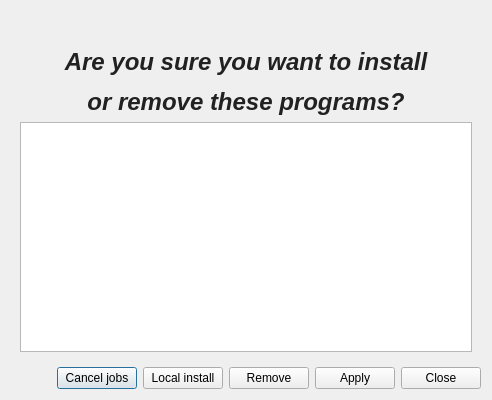
The window that src/gui/Apply.ui (kratos83/CondresControlCenter) describes before a commit, drawn with Qt 5.
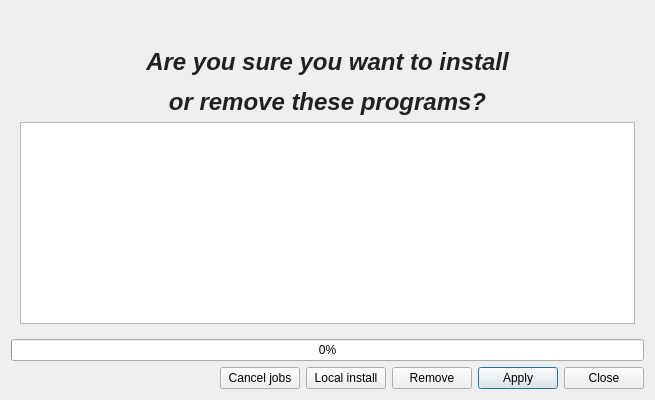
The same window after the commit. Icons and pictures are not drawn.

Commit message: CondresControlCenter 0.2.4 RC1

Diff of the .ui file:
```diff
--- a/src/gui/Apply.ui
+++ b/src/gui/Apply.ui
@@ -6,87 +6,15 @@
    <rect>
     <x>0</x>
     <y>0</y>
-    <width>492</width>
+    <width>655</width>
     <height>400</height>
    </rect>
   </property>
   <property name="windowTitle">
    <string>Dialog</string>
   </property>
-  <layout class="QGridLayout" name="gridLayout">
-   <item row="1" column="1">
-    <layout class="QHBoxLayout" name="horizontalLayout">
-     <item>
-      <spacer name="horizontalSpacer">
-       <property name="orientation">
-        <enum>Qt::Horizontal</enum>
-       </property>
-       <property name="sizeHint" stdset="0">
-        <size>
-         <width>40</width>
-         <height>20</height>
-        </size>
-       </property>
-      </spacer>
-     </item>
-     <item>
-      <widget class="QPushButton" name="pushButtonJobs">
-       <property name="text">
-        <string>Cancel jobs</string>
-       </property>
-       <property name="icon">
-        <iconset resource="../images.qrc">
-         <normaloff>:/images/remove.png</normaloff>:/images/remove.png</iconset>
-       </property>
-      </widget>
-     </item>
-     <item>
-      <widget class="QPushButton" name="local">
-       <property name="text">
-        <string>Local install</string>
-       </property>
-       <property name="icon">
-        <iconset resource="../images.qrc">
-         <normaloff>:/images/install.png</normaloff>:/images/install.png</iconset>
-       </property>
-      </widget>
-     </item>
-     <item>
-      <widget class="QPushButton" name="remove">
-       <property name="text">
-        <string>Remove</string>
-       </property>
-       <property name="icon">
-        <iconset resource="../images.qrc">
-         <normaloff>:/images/remove.png</normaloff>:/images/remove.png</iconset>
-       </property>
-      </widget>
-     </item>
-     <item>
-      <widget class="QPushButton" name="apply_install">
-       <property name="text">
-        <string>Apply</string>
-       </property>
-       <property name="icon">
-        <iconset resource="../images.qrc">
-         <normaloff>:/images/install.png</normaloff>:/images/install.png</iconset>
-       </property>
-      </widget>
-     </item>
-     <item>
-      <widget class="QPushButton" name="cancel">
-       <property name="text">
-        <string>Close</string>
-       </property>
-       <property name="icon">
-        <iconset resource="../images.qrc">
-         <normaloff>:/images/application-exit.png</normaloff>:/images/application-exit.png</iconset>
-       </property>
-      </widget>
-     </item>
-    </layout>
-   </item>
-   <item row="0" column="0" colspan="2">
+  <layout class="QGridLayout" name="gridLayout_4">
+   <item row="0" column="0">
     <widget class="QStackedWidget" name="stackedWidget">
      <property name="currentIndex">
       <number>0</number>
@@ -557,6 +485,94 @@
      </widget>
     </widget>
    </item>
+   <item row="1" column="0">
+    <layout class="QGridLayout" name="gridLayout">
+     <item row="1" column="5">
+      <widget class="QPushButton" name="apply_install">
+       <property name="text">
+        <string>Apply</string>
+       </property>
+       <property name="icon">
+        <iconset resource="../images.qrc">
+         <normaloff>:/images/install.png</normaloff>:/images/install.png</iconset>
+       </property>
+      </widget>
+     </item>
+     <item row="1" column="3">
+      <widget class="QPushButton" name="local">
+       <property name="text">
+        <string>Local install</string>
+       </property>
+       <property name="icon">
+        <iconset resource="../images.qrc">
+         <normaloff>:/images/install.png</normaloff>:/images/install.png</iconset>
+       </property>
+      </widget>
+     </item>
+     <item row="1" column="6">
+      <widget class="QPushButton" name="cancel">
+       <property name="text">
+        <string>Close</string>
+       </property>
+       <property name="icon">
+        <iconset resource="../images.qrc">
+         <normaloff>:/images/application-exit.png</normaloff>:/images/application-exit.png</iconset>
+       </property>
+      </widget>
+     </item>
+     <item row="1" column="1">
+      <spacer name="horizontalSpacer">
+       <property name="orientation">
+        <enum>Qt::Horizontal</enum>
+       </property>
+       <property name="sizeHint" stdset="0">
+        <size>
+         <width>40</width>
+         <height>20</height>
+        </size>
+       </property>
+      </spacer>
+     </item>
+     <item row="1" column="4">
+      <widget class="QPushButton" name="remove">
+       <property name="text">
+        <string>Remove</string>
+       </property>
+       <property name="icon">
+        <iconset resource="../images.qrc">
+         <normaloff>:/images/remove.png</normaloff>:/images/remove.png</iconset>
+       </property>
+      </widget>
+     </item>
+     <item row="0" column="1" colspan="6">
+      <widget class="QProgressBar" name="progressBar">
+       <property name="value">
+        <number>0</number>
+       </property>
+       <property name="alignment">
+        <set>Qt::AlignCenter</set>
+       </property>
+       <property name="textVisible">
+        <bool>true</bool>
+       </property>
+       <property name="invertedAppearance">
+        <bool>false</bool>
+       </property>
+      </widget>
+     </item>
+     <item row="1" column="2">
+      <widget class="QPushButton" name="pushButtonJobs">
+       <property name="text">
+        <string>Cancel jobs</string>
+       </property>
+       <property name="icon">
+        <iconset resource="../images.qrc">
+         <normaloff>:/images/remove.png</normaloff>:/images/remove.png</iconset>
+       </property>
+      </widget>
+     </item>
+    </layout>
+   </item>
   </layout>
  </widget>
  <tabstops>
```
Left out of the diff: 6 changed lines with no effect on the pictures. The commit also changes 66 other files.
